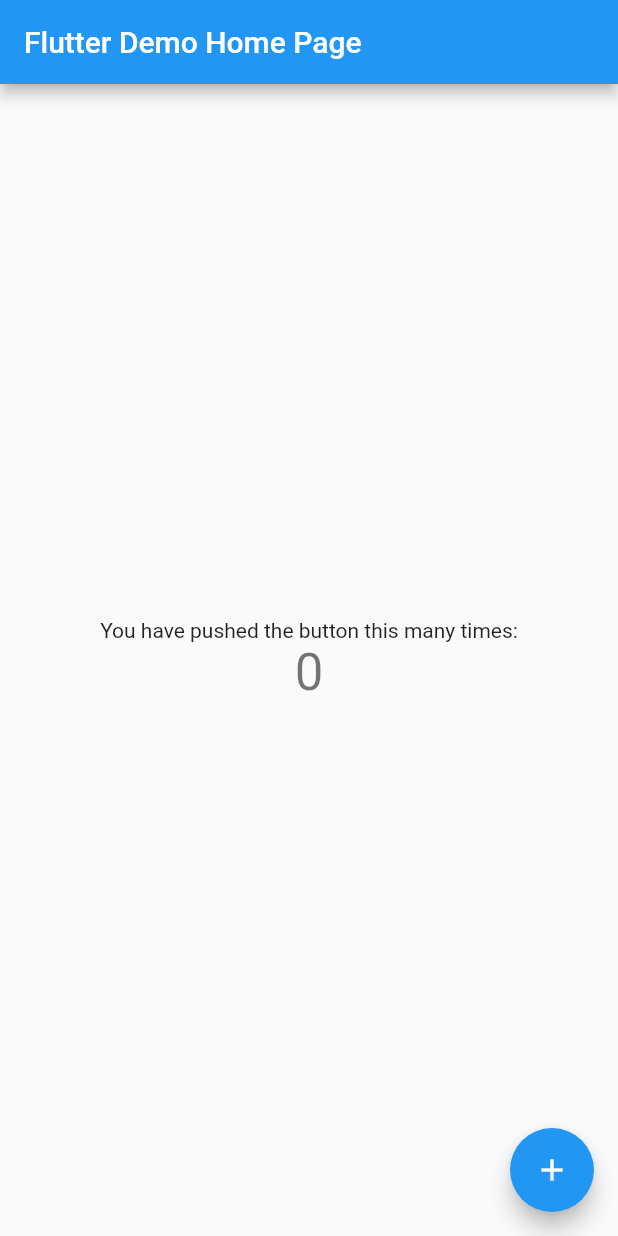
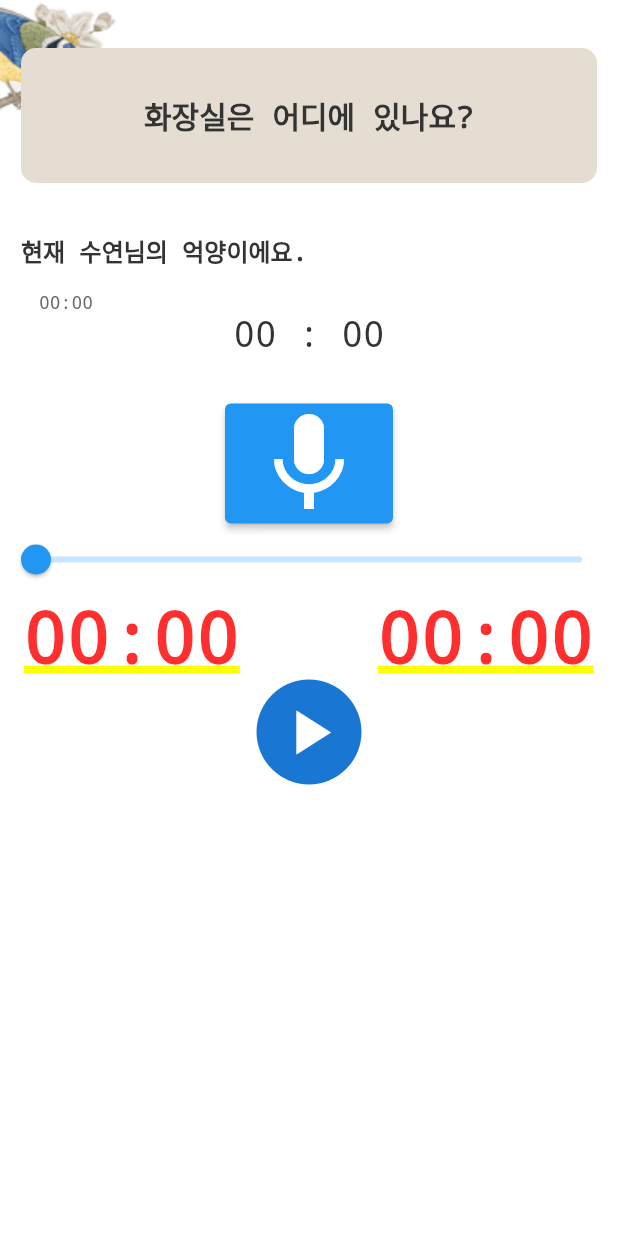
Before and after one commit to YeonJeans/flutter-study, a Flutter app: the screen it shows after launch, on a phone screen of 412 x 824 dp. Run offline on Flutter 3.47's test engine with Material 2 defaults, Android fonts, the phone set to English and light mode, and no system bars; our stand-ins replace audioplayers, liquid_progress_indicator, permission_handler; missing offline and left inert: flutter_sound, window_size.

Commit message:
[week5] recording exercise

```diff
--- a/김도은/week5/lib/main.dart
+++ b/김도은/week5/lib/main.dart
@@ -1,115 +1,51 @@
+import 'dart:async';
+
 import 'package:flutter/material.dart';
+import 'package:recording_exercise/practiceMain.dart';
 
 void main() {
-  runApp(const MyApp());
+  runApp(new MaterialApp(
+    home: new SplashScreen(),
+    routes: <String, WidgetBuilder>{
+      '/practice': (BuildContext context) => new PracticeMainPage()
+    },
+  ));
 }
 
-class MyApp extends StatelessWidget {
-  const MyApp({super.key});
-
-  // This widget is the root of your application.
+class SplashScreen extends StatefulWidget {
   @override
-  Widget build(BuildContext context) {
-    return MaterialApp(
-      title: 'Flutter Demo',
-      theme: ThemeData(
-        // This is the theme of your application.
-        //
-        // Try running your application with "flutter run". You'll see the
-        // application has a blue toolbar. Then, without quitting the app, try
-        // changing the primarySwatch below to Colors.green and then invoke
-        // "hot reload" (press "r" in the console where you ran "flutter run",
-        // or simply save your changes to "hot reload" in a Flutter IDE).
-        // Notice that the counter didn't reset back to zero; the application
-        // is not restarted.
-        primarySwatch: Colors.blue,
-      ),
-      home: const MyHomePage(title: 'Flutter Demo Home Page'),
-    );
-  }
+  _SplashScreenState createState() => new _SplashScreenState();
 }
 
-class MyHomePage extends StatefulWidget {
-  const MyHomePage({super.key, required this.title});
+class _SplashScreenState extends State<SplashScreen> {
 
-  // This widget is the home page of your application. It is stateful, meaning
-  // that it has a State object (defined below) that contains fields that affect
-  // how it looks.
+  startTime() async {
+    var _duration = new Duration(seconds: 2);
+    return new Timer(_duration, navigationPage);
+  }
 
-  // This class is the configuration for the state. It holds the values (in this
-  // case the title) provided by the parent (in this case the App widget) and
-  // used by the build method of the State. Fields in a Widget subclass are
-  // always marked "final".
-
-  final String title;
+  void navigationPage() {
+    Navigator.of(context).pushReplacementNamed('/practice');
+  }
 
   @override
-  State<MyHomePage> createState() => _MyHomePageState();
-}
-
-class _MyHomePageState extends State<MyHomePage> {
-  int _counter = 0;
-
-  void _incrementCounter() {
-    setState(() {
-      // This call to setState tells the Flutter framework that something has
-      // changed in this State, which causes it to rerun the build method below
-      // so that the display can reflect the updated values. If we changed
-      // _counter without calling setState(), then the build method would not be
-      // called again, and so nothing would appear to happen.
-      _counter++;
-    });
+  void initState() {
+    super.initState();
+    startTime();
   }
 
   @override
   Widget build(BuildContext context) {
-    // This method is rerun every time setState is called, for instance as done
-    // by the _incrementCounter method above.
-    //
-    // The Flutter framework has been optimized to make rerunning build methods
-    // fast, so that you can just rebuild anything that needs updating rather
-    // than having to individually change instances of widgets.
     return Scaffold(
-      appBar: AppBar(
-        // Here we take the value from the MyHomePage object that was created by
-        // the App.build method, and use it to set our appbar title.
-        title: Text(widget.title),
-      ),
-      body: Center(
-        // Center is a layout widget. It takes a single child and positions it
-        // in the middle of the parent.
-        child: Column(
-          // Column is also a layout widget. It takes a list of children and
-          // arranges them vertically. By default, it sizes itself to fit its
-          // children horizontally, and tries to be as tall as its parent.
-          //
-          // Invoke "debug painting" (press "p" in the console, choose the
-          // "Toggle Debug Paint" action from the Flutter Inspector in Android
-          // Studio, or the "Toggle Debug Paint" command in Visual Studio Code)
-          // to see the wireframe for each widget.
-          //
-          // Column has various properties to control how it sizes itself and
-          // how it positions its children. Here we use mainAxisAlignment to
-          // center the children vertically; the main axis here is the vertical
-          // axis because Columns are vertical (the cross axis would be
-          // horizontal).
-          mainAxisAlignment: MainAxisAlignment.center,
-          children: <Widget>[
-            const Text(
-              'You have pushed the button this many times:',
-            ),
-            Text(
-              '$_counter',
-              style: Theme.of(context).textTheme.headlineMedium,
-            ),
-          ],
-        ),
-      ),
-      floatingActionButton: FloatingActionButton(
-        onPressed: _incrementCounter,
-        tooltip: 'Increment',
-        child: const Icon(Icons.add),
-      ), // This trailing comma makes auto-formatting nicer for build methods.
+        body: new Container(
+            color: Color(0xfff0f8ff),
+            child: Center(
+              child: Container(
+                // alignment:Alignment.center,
+                child: Image.asset('images/splash.jpg'),
+              )
+            )
+        )
     );
   }
 }
--- /dev/null
+++ b/김도은/week5/lib/practiceMain.dart
@@ -0,0 +1,329 @@
+import 'dart:async';
+
+import 'package:flutter/foundation.dart';
+import 'package:flutter/material.dart';
+import 'package:flutter_sound/flutter_sound.dart';
+import 'package:permission_handler/permission_handler.dart';
+
+import 'package:audioplayers/audioplayers.dart';
+
+
+class PracticeMainPage extends StatefulWidget {
+  const PracticeMainPage({Key? key}) : super(key: key);
+
+  @override
+  State<PracticeMainPage> createState() => _PracticeMainPageState();
+}
+
+
+class _PracticeMainPageState extends State<PracticeMainPage> {
+
+  final recoder = FlutterSoundRecorder();
+  bool isRecorderReady = false;
+
+  final audioPlayer = AudioPlayer();
+  bool isPlaying = false;
+  Duration duration = Duration.zero;
+  Duration position = Duration.zero;
+
+  String formatTime(Duration duration){
+    String twoDigits(int n) => n.toString().padLeft(2, '0');
+    final hours = twoDigits(duration.inHours);
+    final minutes = twoDigits(duration.inMinutes.remainder(60));
+    final seconds = twoDigits(duration.inSeconds.remainder(60));
+
+    return [
+      if (duration.inHours > 0) hours,
+      minutes,
+      seconds,
+    ].join(':');
+
+  }
+
+  Future record() async {
+    if (!isRecorderReady){
+      return;
+    }
+
+    await recoder.startRecorder(toFile: 'audio');
+  }
+
+  Future stop() async {
+    final path = await recoder.stopRecorder();
+    final audioFile = File(path! as List<Object>);
+
+    print('Recorded audio: ${audioFile}');
+    await recoder.stopRecorder();
+  }
+
+  @override
+  void initState() {
+    super.initState();
+
+    initRecorder();
+    audioPlayer.onPlayerStateChanged.listen((state) {
+      setState(() {
+        //isPlaying = state == PlayerState.PLAYING;
+      });
+    });
+
+    audioPlayer.onDurationChanged.listen((newDuration) {
+      setState(() {
+        duration = newDuration;
+      });
+    });
+
+    audioPlayer.onAudioPositionChanged.listen((newPosition){
+      setState(() {
+        position = newPosition;
+      });
+    });
+  }
+
+  @override
+  void dispose(){
+    recoder.closeRecorder();
+    audioPlayer.dispose();
+
+    super.dispose();
+  }
+
+  Future initRecorder() async {
+    final status = await Permission.microphone.request();
+
+    if(status != PermissionStatus.granted) {
+      throw 'Microphone permission not granted';
+    }
+
+    await recoder.openRecorder();
+
+    isRecorderReady = true;
+    recoder.setSubscriptionDuration(
+      const Duration(microseconds: 500),
+    );
+
+  }
+
+  Widget _beforeRecording(){
+    return GestureDetector(
+      onTap: () {
+        print("clicked!");
+      },
+      behavior: HitTestBehavior.opaque,
+      child: Container(
+        padding: EdgeInsets.only(top: 59, bottom: 59),
+        margin: EdgeInsets.only(top: 13),
+        decoration: BoxDecoration(
+            color: Color(0xff3E68A8),
+            borderRadius: BorderRadius.circular(10)
+        ),
+        child: Center(
+          child: Text("여기를 눌러 녹음하세요.",
+              style: TextStyle(
+                fontSize: 16,
+                fontWeight: FontWeight.w500,
+                color: Color(0xffFFFFFF),
+                decoration: TextDecoration.none,
+              )
+          ),
+        )
+      ),
+    );
+  }
+
+  Widget _Recording(){
+    return GestureDetector(
+      onTap: () {
+        print("click!");
+      },
+      behavior: HitTestBehavior.opaque,
+      child: Container(
+          padding: EdgeInsets.only(top: 59, bottom: 59),
+          margin: EdgeInsets.only(top: 13),
+          decoration: BoxDecoration(
+              color: Color(0xff3E68A8),
+              borderRadius: BorderRadius.circular(10)
+          ),
+          child: Center(
+            child: Text("여기를 눌러 녹음하세요.",
+                style: TextStyle(
+                  fontSize: 16,
+                  fontWeight: FontWeight.w500,
+                  color: Color(0xff86C4CC),
+                  decoration: TextDecoration.none,
+                )
+            ),
+          )
+      ),
+    );
+  }
+
+  @override
+  Widget build(BuildContext context) {
+    return Container(
+      decoration: BoxDecoration(
+        image: DecorationImage(
+          alignment: Alignment.topLeft,
+          image: AssetImage('images/bg_image.png'),
+        ),
+        color: Colors.white
+      ),
+      child: SafeArea(
+        child: Column(
+          crossAxisAlignment: CrossAxisAlignment.stretch,
+          children: [
+            Container(
+              margin: EdgeInsets.only(left: 14.0, right:14.0, top: 32.0),
+              padding: EdgeInsets.only(top:30.0, bottom: 30.0),
+              decoration: BoxDecoration(
+                  color: Color(0xffE5DDD2),
+                  borderRadius: BorderRadius.circular(10)
+              ),
+              child: Center(
+                child: Text(
+                  "화장실은 어디에 있나요?",
+                  style: TextStyle(
+                    fontSize: 20,
+                    fontWeight: FontWeight.w700,
+                    color: Color(0xff333333),
+                    decoration: TextDecoration.none,
+                  ),
+
+                ),
+              ),
+            ),
+
+            Container(
+                margin: EdgeInsets.only(left: 14.0, right:14.0, top: 33.0),
+              child: Column(
+                crossAxisAlignment: CrossAxisAlignment.stretch,
+                children: [
+                  Row(
+                    children: [
+                      Text("현재 수연님의 억양이에요.",
+                        style: TextStyle(
+                          fontSize: 16,
+                          fontWeight: FontWeight.w700,
+                          color: Color(0xff333333),
+                          decoration: TextDecoration.none,
+                        )
+                      )
+                    ],
+                  ),
+
+                  Container(
+                    margin: EdgeInsets.only(left: 12.0, right:12.0, top: 16.0),
+                    child: Row(
+                      children: [
+                        Text("00:00",
+                          style: TextStyle(
+                            fontSize: 12,
+                            fontWeight: FontWeight.w500,
+                            color: Color(0xff666666),
+                            decoration: TextDecoration.none,
+                          ),
+                        )
+                      ],
+                    ),
+                  ),
+
+
+                ],
+              )
+            ),
+
+            Container(
+              child: Column(
+                mainAxisAlignment: MainAxisAlignment.center,
+                children: [
+                  StreamBuilder<RecordingDisposition>(
+                    stream: recoder.onProgress,
+                      builder: (context, snapshot) {
+                        final duration = snapshot.hasData
+                            ? snapshot.data!.duration
+                            : Duration.zero;
+
+                        String twoDigits(int n) => n.toString().padLeft(2, '0');
+                        final twoDigitMinutes = twoDigits(duration.inMinutes.remainder(60));
+                        final twoDigitSeconds = twoDigits(duration.inSeconds.remainder(60));
+
+                        return Text('${twoDigitMinutes} : ${twoDigitSeconds}',
+                          style: const TextStyle(
+                            fontSize: 24,
+                            fontWeight: FontWeight.normal,
+                            color: Color(0xff333333),
+                            decoration: TextDecoration.none,
+                          ),
+                        );
+                      },
+                  ),
+                  const SizedBox(height: 32),
+                  ElevatedButton(
+                    child: Icon(
+                      recoder.isRecording ? Icons.stop : Icons.mic,
+                      size: 80,
+                    ),
+                    onPressed: () async {
+                      if (recoder.isRecording){
+                        await stop();
+                      }
+                      else{
+                        await record();
+                      }
+
+                      setState(() {
+
+                      });
+                    },
+                  ),
+
+                  Slider(
+                      min: 0,
+                      max: duration.inSeconds.toDouble(),
+                      value: position.inSeconds.toDouble(),
+                      onChanged: (value) async {
+                        final position = Duration(seconds: value.toInt());
+                        await audioPlayer.seek(position);
+
+                        await audioPlayer.resume();
+                      },
+                  ),
+                  Padding(
+                      padding: const EdgeInsets.symmetric(horizontal: 16),
+                    child: Row(
+                      mainAxisAlignment: MainAxisAlignment.spaceBetween,
+                      children: [
+                        Text(formatTime(position)),
+                        Text(formatTime(duration - position)),
+                      ],
+                    ),
+                  ),
+                  CircleAvatar(
+                    radius: 35,
+                    child: IconButton(
+                      icon: Icon(
+                        isPlaying ? Icons.pause : Icons.play_arrow,
+                      ),
+                      iconSize: 50,
+                      onPressed: () async {
+                        if(isPlaying){
+                          await audioPlayer.pause();
+                        }
+                        else{
+                          String url = '';
+                          await audioPlayer.play(url);
+                        }
+                      },
+                    ),
+                  )
+                ],
+              )
+            )
+
+
+          ],
+        ),
+      ),
+    );
+  }
+}
```
Also changed, not shown: 김도은/week5/pubspec.yaml (+9 -3 lines), 김도은/week5/images/bg_image.png (added), 김도은/week5/images/bg_img.jpg (added), 김도은/week5/images/splash.jpg (added), 김도은/week5/pubspec.lock, 8 other files.
